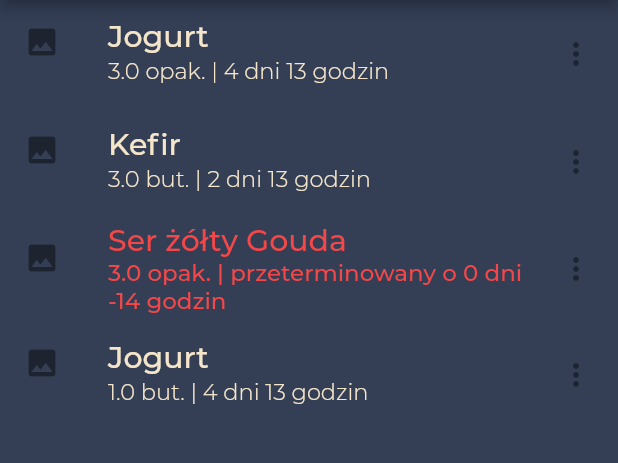
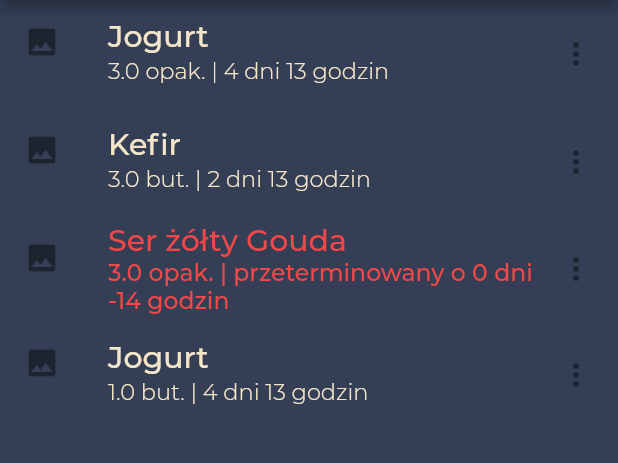
Before and after one commit to dawid-niedzwiecki/flutter_test, a Flutter app: the StoragePage screen opened by its route, on a phone screen of 412 x 824 dp, the part 84-547 px from its top. Run offline on Flutter 3.47's test engine with Material 2 defaults, Android fonts, the phone set to English and light mode, and no system bars; project files that could hold a hidden picture were left out.

Commit message:
storage list

```diff
--- a/lib/modules/products.dart
+++ b/lib/modules/products.dart
@@ -24,7 +24,7 @@
         " godzin";
     return Utils.generateText(message,
         color: (days >= 2 ? Utils.textColor : Utils.secondaryColor),
-        fontSize: (days >= 2 ? 15 : 15.3),
+        fontSize: (days >= 2 ? 15 : 15.7),
         fontWeight: (days >= 2 ? FontWeight.w300 : FontWeight.w500));
   }
 
```
